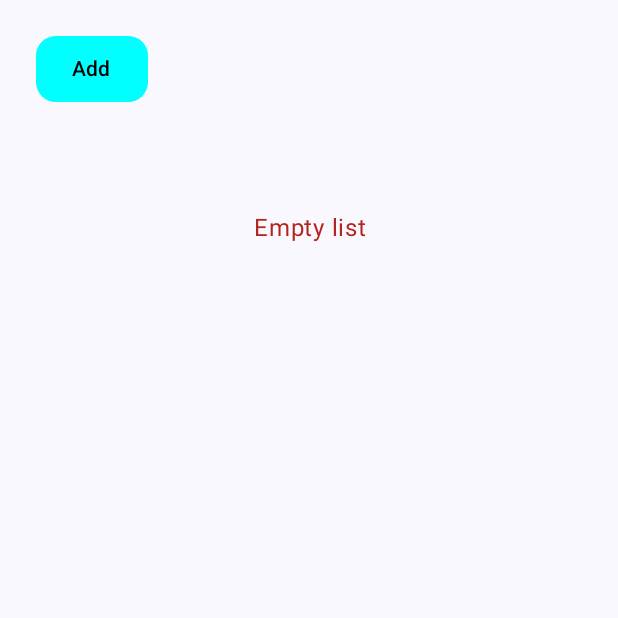
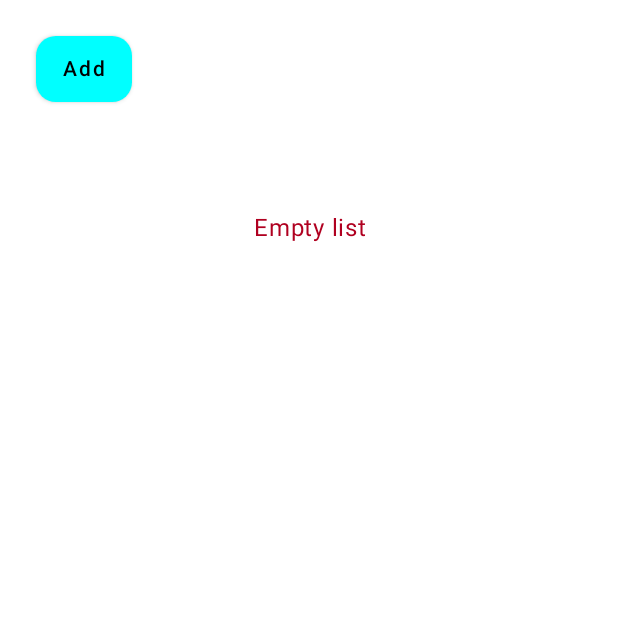
Before and after one commit to AlbertoMApps/NotePadProject, an Android app built with Jetpack Compose: the screen it shows after launch (MainActivity), on a phone screen of 412 x 824 dp, the top half of it. Run offline under Robolectric (Android 15) with nearby library versions, the phone set to English and light mode, and no system bars; our stand-ins replace Dagger/Hilt's generated code, Room's generated code.

Commit message:
Clearing up some matherial theme

```diff
--- a/app/src/main/java/com/example/notepadproject/ui/MainActivity.kt
+++ b/app/src/main/java/com/example/notepadproject/ui/MainActivity.kt
@@ -8,9 +8,9 @@ import androidx.compose.foundation.layout.Row
 import androidx.compose.foundation.layout.fillMaxSize
 import androidx.compose.foundation.layout.fillMaxWidth
 import androidx.compose.foundation.layout.padding
-import androidx.compose.material3.MaterialTheme
-import androidx.compose.material3.Surface
-import androidx.compose.material3.Text
+import androidx.compose.material.MaterialTheme
+import androidx.compose.material.Surface
+import androidx.compose.material.Text
 import androidx.compose.runtime.Composable
 import androidx.compose.ui.Modifier
 import androidx.compose.ui.res.stringResource
@@ -54,7 +54,7 @@ private fun NotepadHomeScreen(viewModel: NoteViewModel = hiltViewModel()) {
     NotepadProjectTheme {
         // A surface container using the 'background' color from the theme
         Surface(
-            modifier = Modifier.fillMaxSize(), color = MaterialTheme.colorScheme.background
+            modifier = Modifier.fillMaxSize(), color = MaterialTheme.colors.background
         ) {
             Column {
                 Row(Modifier.padding(normalPadding)) {
@@ -78,7 +78,7 @@ private fun NotepadHomeScreen(viewModel: NoteViewModel = hiltViewModel()) {
                     Row(Modifier.padding(normalPadding)) {
                         Text(
                             text = errorMessage,
-                            color = MaterialTheme.colorScheme.error,
+                            color = MaterialTheme.colors.error,
                             textAlign = TextAlign.Center,
                             modifier = Modifier
                                 .fillMaxWidth()
--- a/app/src/main/java/com/example/notepadproject/ui/common/Widgets.kt
+++ b/app/src/main/java/com/example/notepadproject/ui/common/Widgets.kt
@@ -3,9 +3,9 @@ package com.example.notepadproject.ui.common
 import androidx.compose.foundation.layout.height
 import androidx.compose.foundation.layout.padding
 import androidx.compose.foundation.shape.RoundedCornerShape
-import androidx.compose.material3.Button
-import androidx.compose.material3.ButtonDefaults
-import androidx.compose.material3.Text
+import androidx.compose.material.Button
+import androidx.compose.material.ButtonDefaults
+import androidx.compose.material.Text
 import androidx.compose.runtime.Composable
 import androidx.compose.ui.Modifier
 import androidx.compose.ui.graphics.Color
@@ -32,7 +32,7 @@ fun NiceButton(
         shape = RoundedCornerShape(30),
         colors = ButtonDefaults.outlinedButtonColors(
             contentColor = textColor,
-            containerColor = backgroundColor
+            backgroundColor = backgroundColor
         )
     ) {
         Text(title)
--- a/app/src/main/java/com/example/notepadproject/ui/theme/Theme.kt
+++ b/app/src/main/java/com/example/notepadproject/ui/theme/Theme.kt
@@ -1,45 +1,32 @@
 package com.example.notepadproject.ui.theme
 
 import android.app.Activity
-import android.os.Build
 import androidx.compose.foundation.isSystemInDarkTheme
-import androidx.compose.material3.MaterialTheme
-import androidx.compose.material3.darkColorScheme
-import androidx.compose.material3.dynamicDarkColorScheme
-import androidx.compose.material3.dynamicLightColorScheme
-import androidx.compose.material3.lightColorScheme
+import androidx.compose.material.MaterialTheme
+import androidx.compose.material.darkColors
+import androidx.compose.material.lightColors
 import androidx.compose.runtime.Composable
 import androidx.compose.runtime.SideEffect
 import androidx.compose.ui.graphics.toArgb
-import androidx.compose.ui.platform.LocalContext
 import androidx.compose.ui.platform.LocalView
 import androidx.core.view.WindowCompat
 
-private val DarkColorScheme = darkColorScheme(
+private val DarkColorScheme = darkColors(
     primary = Purple80,
-    secondary = PurpleGrey80,
-    tertiary = Pink80
+    secondary = PurpleGrey80
 )
 
-private val LightColorScheme = lightColorScheme(
+private val LightColorScheme = lightColors(
     primary = Purple40,
-    secondary = PurpleGrey40,
-    tertiary = Pink40
+    secondary = PurpleGrey40
 )
 
 @Composable
 fun NotepadProjectTheme(
     darkTheme: Boolean = isSystemInDarkTheme(),
-    // Dynamic color is available on Android 12+
-    dynamicColor: Boolean = true,
     content: @Composable () -> Unit
 ) {
     val colorScheme = when {
-        dynamicColor && Build.VERSION.SDK_INT >= Build.VERSION_CODES.S -> {
-            val context = LocalContext.current
-            if (darkTheme) dynamicDarkColorScheme(context) else dynamicLightColorScheme(context)
-        }
-
         darkTheme -> DarkColorScheme
         else -> LightColorScheme
     }
@@ -53,7 +40,7 @@ fun NotepadProjectTheme(
     }
 
     MaterialTheme(
-        colorScheme = colorScheme,
+        colors = colorScheme,
         typography = Typography,
         content = content
     )
--- a/app/src/main/java/com/example/notepadproject/ui/theme/Type.kt
+++ b/app/src/main/java/com/example/notepadproject/ui/theme/Type.kt
@@ -1,6 +1,6 @@
 package com.example.notepadproject.ui.theme
 
-import androidx.compose.material3.Typography
+import androidx.compose.material.Typography
 import androidx.compose.ui.text.TextStyle
 import androidx.compose.ui.text.font.FontFamily
 import androidx.compose.ui.text.font.FontWeight
@@ -8,7 +8,7 @@ import androidx.compose.ui.unit.sp
 
 // Set of Material typography styles to start with
 val Typography = Typography(
-    bodyLarge = TextStyle(
+    body1 = TextStyle(
         fontFamily = FontFamily.Default,
         fontWeight = FontWeight.Normal,
         fontSize = 16.sp,
```
Also changed, not shown: app/build.gradle (+6 -10 lines), app/src/main/java/com/example/notepadproject/ui/screens/HomeListItem.kt (+13 -13 lines), build.gradle (+2 -6 lines).
